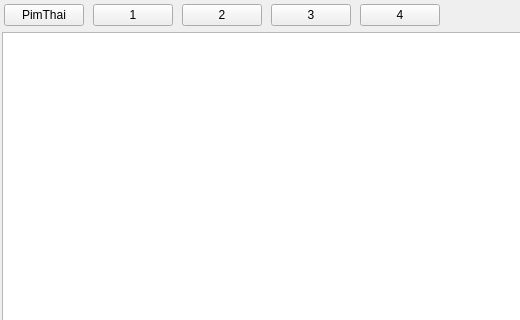
Before: the Qt Designer form PimThaiWindow.ui in iamjay/PimThai, drawn with Qt 5; both pictures show x 0 to 520 and y 0 to 320 of the 800 by 600 pixel window.
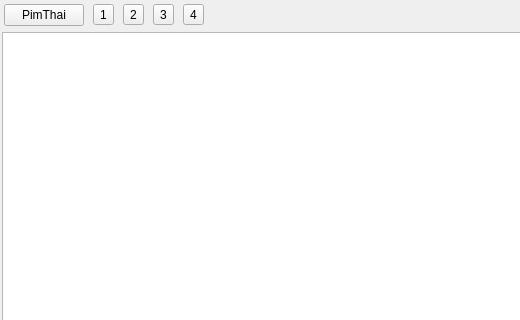
After: the same form once the commit is applied.

Diff of the .ui file:
```diff
--- a/PimThaiWindow.ui
+++ b/PimThaiWindow.ui
@@ -40,7 +40,7 @@
        </widget>
       </item>
       <item>
-       <widget class="QPushButton" name="buf0Button">
+       <widget class="QToolButton" name="buf0Button">
         <property name="focusPolicy">
          <enum>Qt::NoFocus</enum>
         </property>
@@ -53,7 +53,7 @@
        </widget>
       </item>
       <item>
-       <widget class="QPushButton" name="buf1Button">
+       <widget class="QToolButton" name="buf1Button">
         <property name="focusPolicy">
          <enum>Qt::NoFocus</enum>
         </property>
@@ -66,7 +66,7 @@
        </widget>
       </item>
       <item>
-       <widget class="QPushButton" name="buf2Button">
+       <widget class="QToolButton" name="buf2Button">
         <property name="focusPolicy">
          <enum>Qt::NoFocus</enum>
         </property>
@@ -79,7 +79,7 @@
        </widget>
       </item>
       <item>
-       <widget class="QPushButton" name="buf3Button">
+       <widget class="QToolButton" name="buf3Button">
         <property name="focusPolicy">
          <enum>Qt::NoFocus</enum>
         </property>
```
